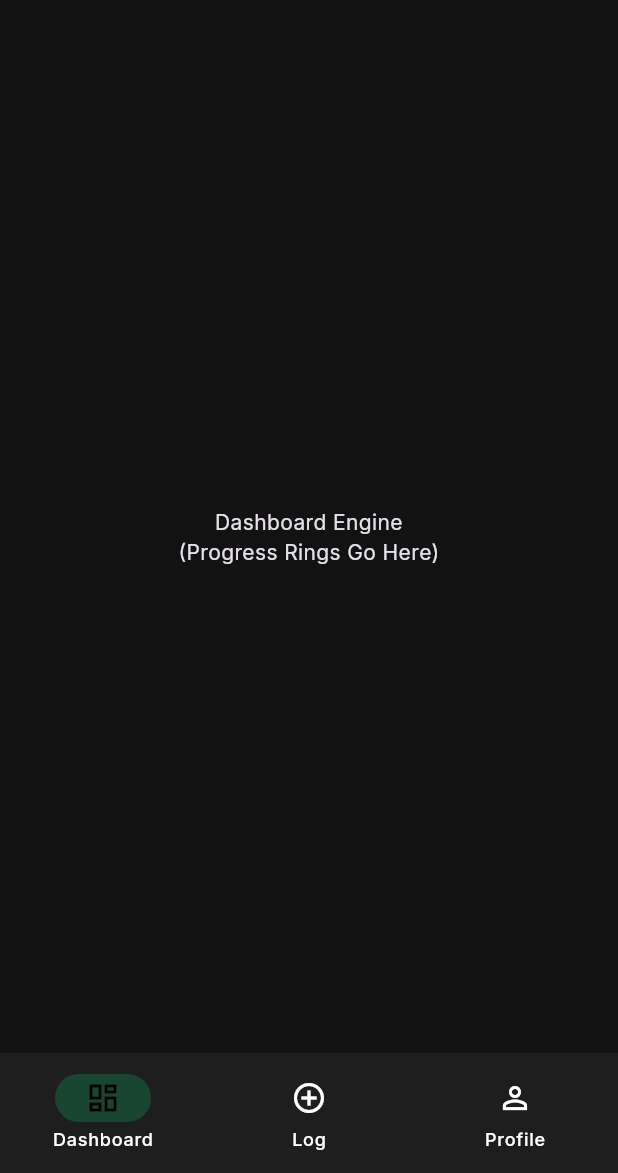
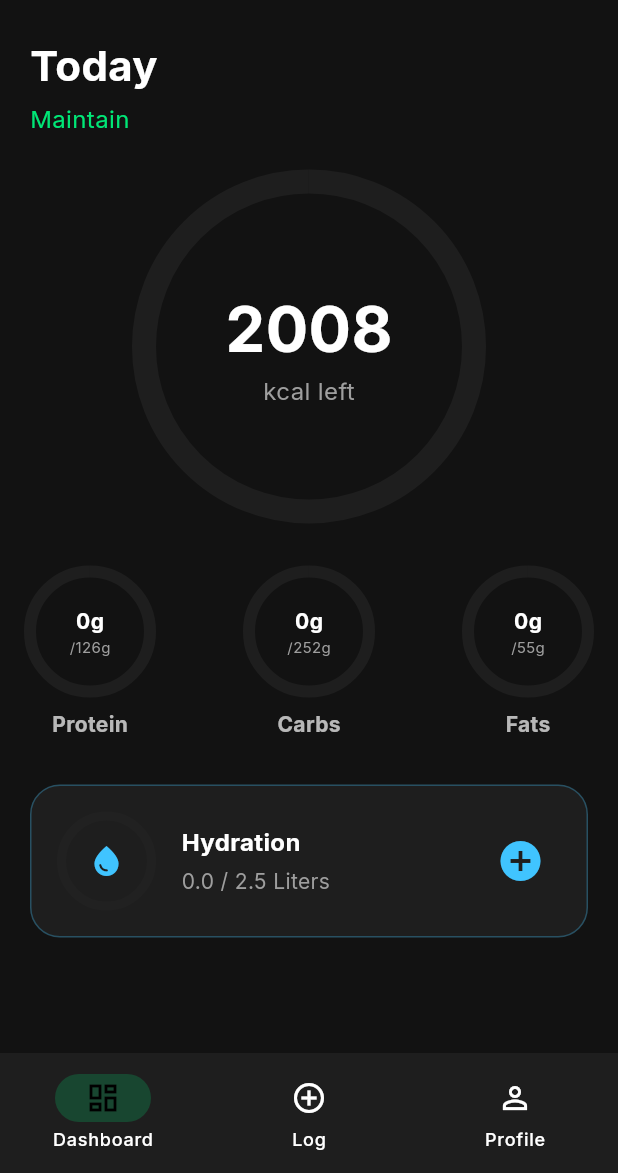
Before and after one commit to Arktosum/nutrition-flow, a Flutter app: the screen it shows after launch, on a phone screen of 412 x 824 dp, the part 63-1236 px from its top. Run offline on Flutter 3.47's test engine with Material 3 defaults, Android fonts, the phone set to English and light mode, and no system bars; our stand-ins replace flutter_riverpod, google_fonts.

Commit message:
feat : dashboard screen

```diff
--- /dev/null
+++ b/lib/dashboard_screen.dart
@@ -0,0 +1,323 @@
+import 'package:flutter/material.dart';
+import 'package:flutter_riverpod/flutter_riverpod.dart';
+import 'profile_screen.dart';
+
+// --- 1. The State Model ---
+class DailyIntake {
+  final double calories;
+  final double protein;
+  final double carbs;
+  final double fats;
+  final double waterLiters;
+
+  DailyIntake({
+    this.calories = 0,
+    this.protein = 0,
+    this.carbs = 0,
+    this.fats = 0,
+    this.waterLiters = 0,
+  });
+
+  DailyIntake copyWith({
+    double? calories,
+    double? protein,
+    double? carbs,
+    double? fats,
+    double? waterLiters,
+  }) {
+    return DailyIntake(
+      calories: calories ?? this.calories,
+      protein: protein ?? this.protein,
+      carbs: carbs ?? this.carbs,
+      fats: fats ?? this.fats,
+      waterLiters: waterLiters ?? this.waterLiters,
+    );
+  }
+}
+
+// --- 2. The Modern Riverpod Provider ---
+class IntakeNotifier extends Notifier<DailyIntake> {
+  @override
+  DailyIntake build() => DailyIntake();
+
+  // We can use this to add water from the button!
+  void addWater(double amount) {
+    state = state.copyWith(waterLiters: state.waterLiters + amount);
+  }
+}
+
+final intakeProvider = NotifierProvider<IntakeNotifier, DailyIntake>(() {
+  return IntakeNotifier();
+});
+
+// --- 3. The UI Screen ---
+class DashboardScreen extends ConsumerWidget {
+  const DashboardScreen({super.key});
+
+  @override
+  Widget build(BuildContext context, WidgetRef ref) {
+    final profile = ref.watch(profileProvider);
+    final intake = ref.watch(intakeProvider);
+    final intakeNotifier = ref.read(intakeProvider.notifier);
+
+    // Calculate percentages (clamped so the rings don't break if you overeat)
+    double calPercent = profile.targetCalories > 0
+        ? (intake.calories / profile.targetCalories).clamp(0.0, 1.0)
+        : 0.0;
+    double proPercent = profile.proteinTarget > 0
+        ? (intake.protein / profile.proteinTarget).clamp(0.0, 1.0)
+        : 0.0;
+    double carbPercent = profile.carbsTarget > 0
+        ? (intake.carbs / profile.carbsTarget).clamp(0.0, 1.0)
+        : 0.0;
+    double fatPercent = profile.fatsTarget > 0
+        ? (intake.fats / profile.fatsTarget).clamp(0.0, 1.0)
+        : 0.0;
+    double waterPercent = profile.hydrationTarget > 0
+        ? (intake.waterLiters / profile.hydrationTarget).clamp(0.0, 1.0)
+        : 0.0;
+
+    return SingleChildScrollView(
+      padding: const EdgeInsets.symmetric(horizontal: 20.0, vertical: 10.0),
+      child: Column(
+        crossAxisAlignment: CrossAxisAlignment.start,
+        children: [
+          const Text(
+            'Today',
+            style: TextStyle(
+              fontSize: 28,
+              fontWeight: FontWeight.bold,
+              color: Colors.white,
+            ),
+          ),
+          const SizedBox(height: 4),
+          Text(
+            profile.goal,
+            style: const TextStyle(fontSize: 16, color: Color(0xFF00E676)),
+          ),
+          const SizedBox(height: 30),
+
+          // THE HERO CALORIE RING
+          Center(
+            child: Stack(
+              alignment: Alignment.center,
+              children: [
+                SizedBox(
+                  width: 220,
+                  height: 220,
+                  child: CircularProgressIndicator(
+                    value: 1.0,
+                    strokeWidth: 16,
+                    color: const Color(0xFF1E1E1E),
+                  ),
+                ),
+                SizedBox(
+                  width: 220,
+                  height: 220,
+                  child: CircularProgressIndicator(
+                    value: calPercent,
+                    strokeWidth: 16,
+                    backgroundColor: Colors.transparent,
+                    color: const Color(0xFF00E676),
+                    strokeCap: StrokeCap.round,
+                  ),
+                ),
+                Column(
+                  mainAxisSize: MainAxisSize.min,
+                  children: [
+                    Text(
+                      '${(profile.targetCalories - intake.calories).toInt()}',
+                      style: const TextStyle(
+                        fontSize: 42,
+                        fontWeight: FontWeight.bold,
+                        color: Colors.white,
+                      ),
+                    ),
+                    const Text(
+                      'kcal left',
+                      style: TextStyle(fontSize: 16, color: Colors.grey),
+                    ),
+                  ],
+                ),
+              ],
+            ),
+          ),
+          const SizedBox(height: 40),
+
+          // MACROS ROW
+          Row(
+            mainAxisAlignment: MainAxisAlignment.spaceBetween,
+            children: [
+              _MacroRing(
+                'Protein',
+                intake.protein,
+                profile.proteinTarget.toDouble(),
+                proPercent,
+                Colors.pinkAccent,
+              ),
+              _MacroRing(
+                'Carbs',
+                intake.carbs,
+                profile.carbsTarget.toDouble(),
+                carbPercent,
+                Colors.amberAccent,
+              ),
+              _MacroRing(
+                'Fats',
+                intake.fats,
+                profile.fatsTarget.toDouble(),
+                fatPercent,
+                Colors.purpleAccent,
+              ),
+            ],
+          ),
+          const SizedBox(height: 30),
+
+          // HYDRATION CARD
+          Container(
+            padding: const EdgeInsets.all(20),
+            decoration: BoxDecoration(
+              color: const Color(0xFF1E1E1E),
+              borderRadius: BorderRadius.circular(20),
+              border: Border.all(
+                color: Colors.lightBlueAccent.withOpacity(0.3),
+              ),
+            ),
+            child: Row(
+              children: [
+                Stack(
+                  alignment: Alignment.center,
+                  children: [
+                    SizedBox(
+                      width: 60,
+                      height: 60,
+                      child: CircularProgressIndicator(
+                        value: 1.0,
+                        strokeWidth: 6,
+                        color: Colors.grey.shade900,
+                      ),
+                    ),
+                    SizedBox(
+                      width: 60,
+                      height: 60,
+                      child: CircularProgressIndicator(
+                        value: waterPercent,
+                        strokeWidth: 6,
+                        color: Colors.lightBlueAccent,
+                        strokeCap: StrokeCap.round,
+                      ),
+                    ),
+                    const Icon(
+                      Icons.water_drop,
+                      color: Colors.lightBlueAccent,
+                      size: 24,
+                    ),
+                  ],
+                ),
+                const SizedBox(width: 20),
+                Expanded(
+                  child: Column(
+                    crossAxisAlignment: CrossAxisAlignment.start,
+                    children: [
+                      const Text(
+                        'Hydration',
+                        style: TextStyle(
+                          color: Colors.white,
+                          fontSize: 16,
+                          fontWeight: FontWeight.bold,
+                        ),
+                      ),
+                      const SizedBox(height: 4),
+                      Text(
+                        '${intake.waterLiters.toStringAsFixed(1)} / ${profile.hydrationTarget.toStringAsFixed(1)} Liters',
+                        style: const TextStyle(
+                          color: Colors.grey,
+                          fontSize: 14,
+                        ),
+                      ),
+                    ],
+                  ),
+                ),
+                // WORKING ADD WATER BUTTON!
+                IconButton(
+                  onPressed: () {
+                    // Adds 250ml (0.25 L) of water each tap
+                    intakeNotifier.addWater(0.25);
+                  },
+                  icon: const Icon(Icons.add_circle),
+                  color: Colors.lightBlueAccent,
+                  iconSize: 32,
+                ),
+              ],
+            ),
+          ),
+          const SizedBox(height: 40),
+        ],
+      ),
+    );
+  }
+
+  Widget _MacroRing(
+    String label,
+    double consumed,
+    double target,
+    double percent,
+    Color color,
+  ) {
+    return Column(
+      children: [
+        Stack(
+          alignment: Alignment.center,
+          children: [
+            SizedBox(
+              width: 80,
+              height: 80,
+              child: CircularProgressIndicator(
+                value: 1.0,
+                strokeWidth: 8,
+                color: const Color(0xFF1E1E1E),
+              ),
+            ),
+            SizedBox(
+              width: 80,
+              height: 80,
+              child: CircularProgressIndicator(
+                value: percent,
+                strokeWidth: 8,
+                backgroundColor: Colors.transparent,
+                color: color,
+                strokeCap: StrokeCap.round,
+              ),
+            ),
+            Column(
+              mainAxisSize: MainAxisSize.min,
+              children: [
+                Text(
+                  '${consumed.toInt()}g',
+                  style: const TextStyle(
+                    fontSize: 14,
+                    fontWeight: FontWeight.bold,
+                    color: Colors.white,
+                  ),
+                ),
+                Text(
+                  '/${target.toInt()}g',
+                  style: const TextStyle(fontSize: 10, color: Colors.grey),
+                ),
+              ],
+            ),
+          ],
+        ),
+        const SizedBox(height: 12),
+        Text(
+          label,
+          style: const TextStyle(
+            fontSize: 14,
+            fontWeight: FontWeight.bold,
+            color: Colors.white70,
+          ),
+        ),
+      ],
+    );
+  }
+}
--- a/lib/main.dart
+++ b/lib/main.dart
@@ -2,7 +2,7 @@ import 'package:flutter/material.dart';
 import 'package:flutter_riverpod/flutter_riverpod.dart';
 import 'package:google_fonts/google_fonts.dart';
 import 'profile_screen.dart';
-
+import 'dashboard_screen.dart';
 void main() {
   runApp(const ProviderScope(child: NutritionFlowApp()));
 }
@@ -55,19 +55,14 @@ class MainNavigationShell extends ConsumerWidget {
     final currentIndex = ref.watch(bottomNavIndexProvider);
 
     final screens = [
-      const Center(
-        child: Text(
-          'Dashboard Engine\n(Progress Rings Go Here)',
-          textAlign: TextAlign.center,
-        ),
-      ),
+      const DashboardScreen(),
       const Center(
         child: Text(
           'Logging Hub\n(Quick Add Buttons Go Here)',
           textAlign: TextAlign.center,
         ),
       ),
-      const ProfileScreen()
+      const ProfileScreen(),
     ];
 
     return Scaffold(
```
Also changed, not shown: lib/profile_screen.dart (+261 -82 lines), 1 other file.
